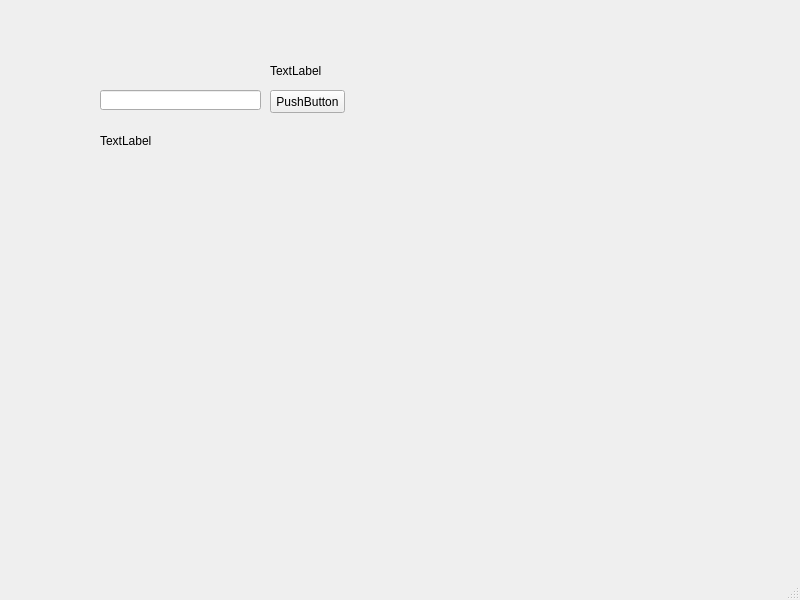
This is demo.ui in bhcsfox/LocalPythonPorjects as Qt 5 draws it before an edit. The edited form follows.
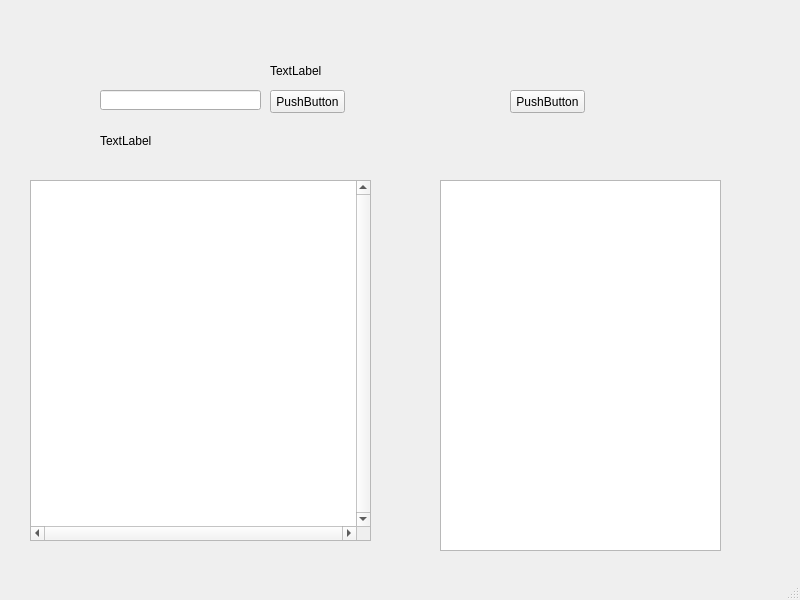
This is the edited form.

What changed in the file:
```diff
--- a/demo.ui
+++ b/demo.ui
@@ -63,6 +63,45 @@
      <string>TextLabel</string>
     </property>
    </widget>
+   <widget class="QPlainTextEdit" name="plainTextEdit">
+    <property name="geometry">
+     <rect>
+      <x>30</x>
+      <y>180</y>
+      <width>341</width>
+      <height>361</height>
+     </rect>
+    </property>
+    <property name="verticalScrollBarPolicy">
+     <enum>Qt::ScrollBarAlwaysOn</enum>
+    </property>
+    <property name="horizontalScrollBarPolicy">
+     <enum>Qt::ScrollBarAlwaysOn</enum>
+    </property>
+   </widget>
+   <widget class="QTextEdit" name="textEdit">
+    <property name="geometry">
+     <rect>
+      <x>440</x>
+      <y>180</y>
+      <width>281</width>
+      <height>371</height>
+     </rect>
+    </property>
+   </widget>
+   <widget class="QPushButton" name="pushButton_2">
+    <property name="geometry">
+     <rect>
+      <x>510</x>
+      <y>90</y>
+      <width>75</width>
+      <height>23</height>
+     </rect>
+    </property>
+    <property name="text">
+     <string>PushButton</string>
+    </property>
+   </widget>
   </widget>
   <widget class="QStatusBar" name="statusbar"/>
  </widget>
```
